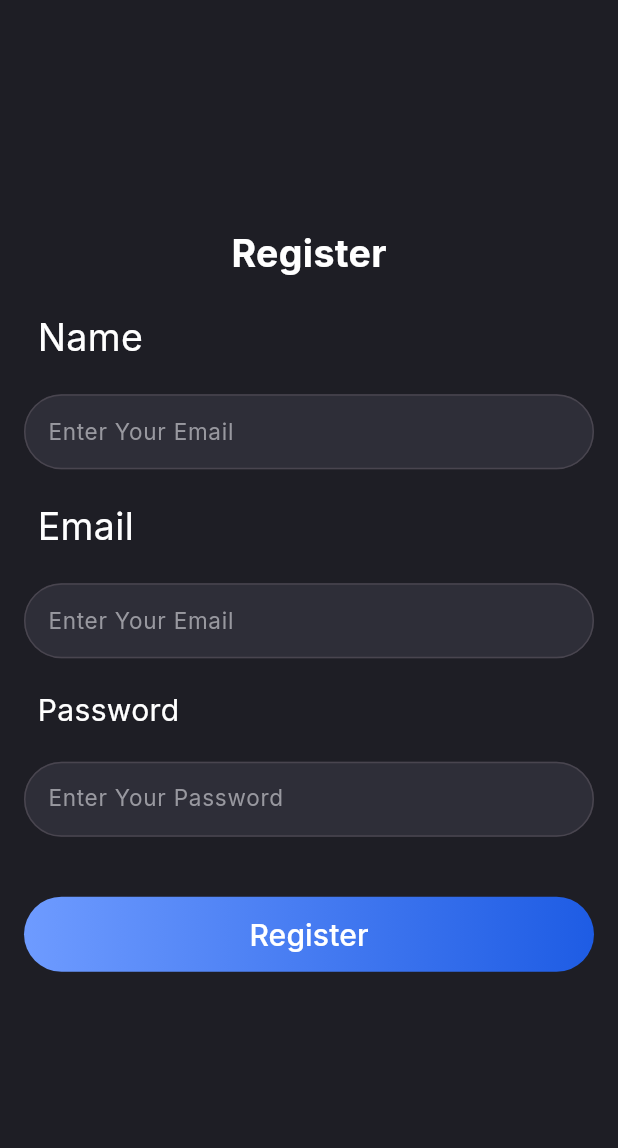
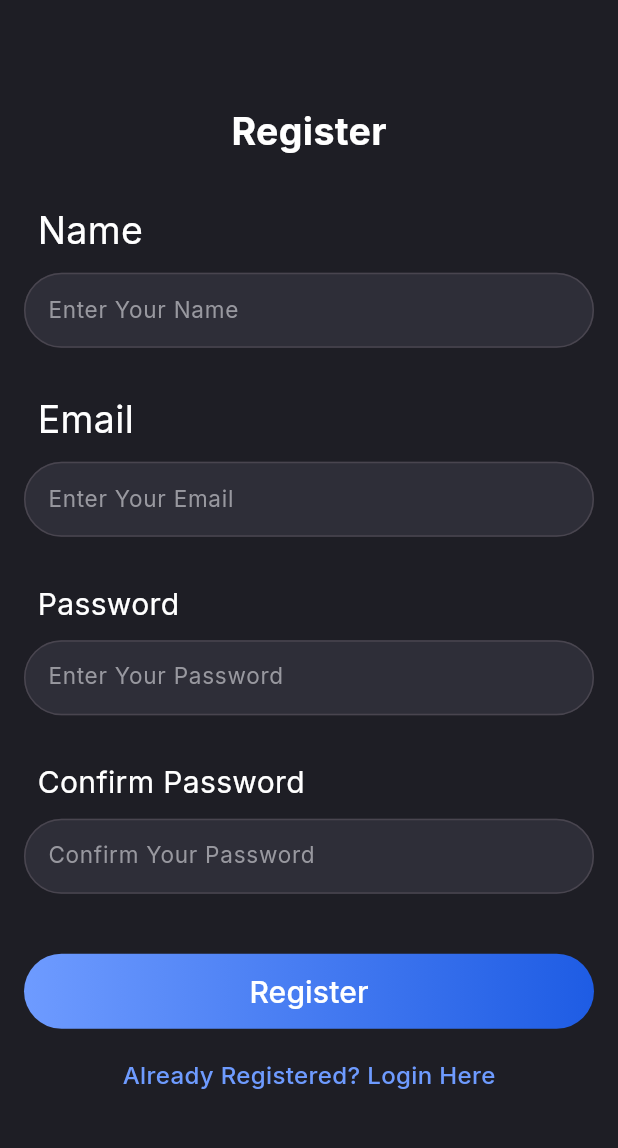
Before and after one commit to JeshaniNikhil/neo_virus_scanner, a Flutter app: the screen it shows after launch, on a phone screen of 412 x 824 dp, the part 61-1209 px from its top. Run offline on Flutter 3.47's test engine with Material 3 defaults, Android fonts, the phone set to English and light mode, and no system bars; our stand-ins replace flutter_svg, google_fonts; project files that could hold a hidden picture were left out.

Commit message:
`Added form validation and registration logic to the Register page`

```diff
--- a/lib/Register/Register.dart
+++ b/lib/Register/Register.dart
@@ -1,11 +1,8 @@
 // ignore_for_file: prefer_const_constructors, prefer_const_literals_to_create_immutables
-
 
 import 'package:flutter/material.dart';
 import 'package:google_fonts/google_fonts.dart';
 import 'package:virus_scanner/customWidgets/customfonts.dart';
-
-// BuildContext? context;
 
 class Register extends StatefulWidget {
   const Register({super.key});
@@ -15,18 +12,20 @@ class Register extends StatefulWidget {
 
 class _Register extends State<Register> {
   TextEditingController emailController = TextEditingController();
+  TextEditingController nameController = TextEditingController();
   TextEditingController passwordController = TextEditingController();
+  TextEditingController confirmPasswordController = TextEditingController();
+
+  final _formKey = GlobalKey<FormState>();
+
   @override
   Widget build(BuildContext context) {
-    // final width = MediaQuery.of(context).size.width * 0.5;
-    // final height = MediaQuery.of(context).size.height * 0.3;
     return Scaffold(
-      backgroundColor: const Color(0xFf1e1e25),
+      backgroundColor: const Color(0xFF1e1e25),
       appBar: AppBar(
-        backgroundColor: const Color(0xFf1e1e25),
+        backgroundColor: const Color(0xFF1e1e25),
         title: Center(
           child: Text(
-            textAlign: TextAlign.center,
             "Virus Scanner",
             style: GoogleFonts.inter(
                 color: Colors.white, fontSize: 20, fontWeight: FontWeight.w500),
@@ -35,6 +34,8 @@ class _Register extends State<Register> {
       ),
       body: Padding(
         padding: const EdgeInsets.symmetric(horizontal: 16.0, vertical: 24),
+        child: Form(
+          key: _formKey,
           child: Column(
             mainAxisAlignment: MainAxisAlignment.center,
             children: [
@@ -42,18 +43,17 @@ class _Register extends State<Register> {
                 child: Text(
                   'Register',
                   style: GoogleFonts.inter(
-                    fontSize: 25,
-                    fontWeight: FontWeight.w700,
-                    color: Colors.white),
+                      fontSize: 25, fontWeight: FontWeight.w700, color: Colors.white),
                 ),
               ),
+              SizedBox(height: 20),
+
+              // Name Field
               Column(
-              mainAxisAlignment: MainAxisAlignment.start,
                 crossAxisAlignment: CrossAxisAlignment.start,
                 children: [
                   Padding(
-                  padding:
-                  const EdgeInsets.symmetric(horizontal: 9, vertical: 20),
+                    padding: const EdgeInsets.symmetric(horizontal: 9, vertical: 10),
                     child: Customfonts(
                         title: 'Name',
                         color: Colors.white,
@@ -65,40 +65,39 @@ class _Register extends State<Register> {
                     height: 50,
                     child: TextFormField(
                       style: TextStyle(color: Colors.white),
-                    controller: emailController,
+                      controller: nameController,
                       decoration: InputDecoration(
-                      hintStyle:
-                      TextStyle(color: Color(0xFF98989F), fontSize: 15),
+                        hintStyle: TextStyle(color: Color(0xFF98989F), fontSize: 15),
                         filled: true,
-                      hintText: 'Enter Your Email',
+                        hintText: 'Enter Your Name',
                         border: OutlineInputBorder(
                             borderRadius: BorderRadius.circular(99)),
                         fillColor: Color(0xFF2E2E38),
                       ),
-                    validator: (email) {
-                      if (email == null || email.isEmpty) {
-                        return "Please Provide Your Email";
+                      validator: (name) {
+                        if (name == null || name.isEmpty) {
+                          return "Please Provide Your Name";
                         }
-                      // Regular expression for validating an email
-                      String pattern =
-                          r'^[a-zA-Z0-9._%+-]+@[a-zA-Z0-9.-]+\.[a-zA-Z]{2,}$';
-                      RegExp regex = RegExp(pattern);
-                      if (!regex.hasMatch(email)) {
-                        return "Please Enter a Valid Email Address";
+                        if (name.length > 50) {
+                          return "Name must be less than 50 characters";
                         }
-                      return null; // Return null if the input is valid
+                        if (!RegExp(r'^[a-zA-Z ]+\$').hasMatch(name)) {
+                          return "Name must contain only alphabets";
+                        }
+                        return null;
                       },
                     ),
                   ),
                 ],
               ),
+              SizedBox(height: 20),
+
+              // Email Field
               Column(
-              mainAxisAlignment: MainAxisAlignment.start,
                 crossAxisAlignment: CrossAxisAlignment.start,
                 children: [
                   Padding(
-                  padding:
-                  const EdgeInsets.symmetric(horizontal: 9, vertical: 20),
+                    padding: const EdgeInsets.symmetric(horizontal: 9, vertical: 10),
                     child: Customfonts(
                         title: 'Email',
                         color: Colors.white,
@@ -112,8 +111,7 @@ class _Register extends State<Register> {
                       style: TextStyle(color: Colors.white),
                       controller: emailController,
                       decoration: InputDecoration(
-                      hintStyle:
-                      TextStyle(color: Color(0xFF98989F), fontSize: 15),
+                        hintStyle: TextStyle(color: Color(0xFF98989F), fontSize: 15),
                         filled: true,
                         hintText: 'Enter Your Email',
                         border: OutlineInputBorder(
@@ -124,26 +122,25 @@ class _Register extends State<Register> {
                         if (email == null || email.isEmpty) {
                           return "Please Provide Your Email";
                         }
-                      // Regular expression for validating an email
                         String pattern =
-                          r'^[a-zA-Z0-9._%+-]+@[a-zA-Z0-9.-]+\.[a-zA-Z]{2,}$';
-                      RegExp regex = RegExp(pattern);
-                      if (!regex.hasMatch(email)) {
+                            r'^[a-zA-Z0-9._%+-]+@[a-zA-Z0-9.-]+\.[a-zA-Z]{2,}\$';
+                        if (!RegExp(pattern).hasMatch(email)) {
                           return "Please Enter a Valid Email Address";
                         }
-                      return null; // Return null if the input is valid
+                        return null;
                       },
                     ),
                   ),
                 ],
               ),
+              SizedBox(height: 20),
+
+              // Password Field
               Column(
-              mainAxisAlignment: MainAxisAlignment.start,
                 crossAxisAlignment: CrossAxisAlignment.start,
                 children: [
                   Padding(
-                  padding:
-                  const EdgeInsets.symmetric(horizontal: 9, vertical: 20),
+                    padding: const EdgeInsets.symmetric(horizontal: 9, vertical: 10),
                     child: Customfonts(
                         title: 'Password',
                         color: Colors.white,
@@ -171,27 +168,70 @@ class _Register extends State<Register> {
                         if (password == null || password.isEmpty) {
                           return "Please Provide Your Password";
                         }
-                      if (password.length < 8) {
-                        return "Password must be at least 8 characters long";
-                      }
-                      if (password.length > 20) {
-                        return "Password must be no more than 20 characters long";
+                        if (password.length < 8 || password.length > 20) {
+                          return "Password must be 8-20 characters long";
                         }
                         String pattern =
-                          r'^(?=.*[a-z])(?=.*[A-Z])(?=.*\d)(?=.*[@$!%*?&])[A-Za-z\d@$!%*?&]{8,20}$';
-                      RegExp regex = RegExp(pattern);
-                      if (!regex.hasMatch(password)) {
-                        return "Password must contain at least one lowercase letter, one uppercase letter, one digit, and one special character";
+                            r'^(?=.*[a-z])(?=.*[A-Z])(?=.*\d)(?=.*[@\$!%*?&])[A-Za-z\d@\$!%*?&]{8,20}\$';
+                        if (!RegExp(pattern).hasMatch(password)) {
+                          return "Password must include uppercase, lowercase, digit, and special character";
                         }
-                      return null; // Return null if the input is valid
+                        return null;
                       },
                     ),
                   ),
+                ],
+              ),
+              SizedBox(height: 20),
+
+              // Confirm Password Field
+              Column(
+                crossAxisAlignment: CrossAxisAlignment.start,
+                children: [
+                  Padding(
+                    padding: const EdgeInsets.symmetric(horizontal: 9, vertical: 10),
+                    child: Customfonts(
+                        title: 'Confirm Password',
+                        color: Colors.white,
+                        fontsize: 20,
+                        fontWeight: FontWeight.normal),
+                  ),
+                  SizedBox(
+                    width: double.infinity,
+                    height: 50,
+                    child: TextFormField(
+                      style: TextStyle(color: Colors.white, fontSize: 15),
+                      obscureText: true,
+                      obscuringCharacter: '*',
+                      controller: confirmPasswordController,
+                      decoration: InputDecoration(
+                        filled: true,
+                        hintText: 'Confirm Your Password',
+                        hintStyle:
+                            TextStyle(color: Color(0xFF98989F), fontSize: 15),
+                        border: OutlineInputBorder(
+                            borderRadius: BorderRadius.circular(99)),
+                        fillColor: Color(0xFF2E2E38),
+                      ),
+                      validator: (confirmPassword) {
+                        if (confirmPassword == null || confirmPassword.isEmpty) {
+                          return "Please Confirm Your Password";
+                        }
+                        if (confirmPassword != passwordController.text) {
+                          return "Passwords do not match";
+                        }
+                        return null;
+                      },
+                    ),
+                  ),
+                ],
+              ),
               SizedBox(height: 40),
+
+              // Register Button
               SizedBox(
-                  width: double
-                      .infinity, // Make the button stretch across the available width
-                  height: 50, // Define button height
+                width: double.infinity,
+                height: 50,
                 child: Ink(
                   decoration: BoxDecoration(
                     gradient: LinearGradient(
@@ -205,7 +245,11 @@ class _Register extends State<Register> {
                     borderRadius: BorderRadius.circular(99),
                   ),
                   child: ElevatedButton(
-                      onPressed: () {},
+                    onPressed: () {
+                      if (_formKey.currentState!.validate()) {
+                        // Registration logic here
+                      }
+                    },
                     style: ElevatedButton.styleFrom(
                       backgroundColor: Colors.transparent,
                       shadowColor: Colors.transparent,
@@ -222,9 +266,24 @@ class _Register extends State<Register> {
                   ),
                 ),
               ),
+
+              SizedBox(height: 20),
+
+              // Already Registered? Login Here
+              GestureDetector(
+                onTap: () {
+                  // Navigate to login screen
+                },
+                child: Text(
+                  "Already Registered? Login Here",
+                  style: GoogleFonts.inter(
+                      color: Color(0xFF6E9BFF),
+                      fontSize: 16,
+                      fontWeight: FontWeight.w500),
+                ),
+              ),
             ],
           ),
-          ],
         ),
       ),
     );
```
Lines whose indentation alone changed are shown as unchanged.
